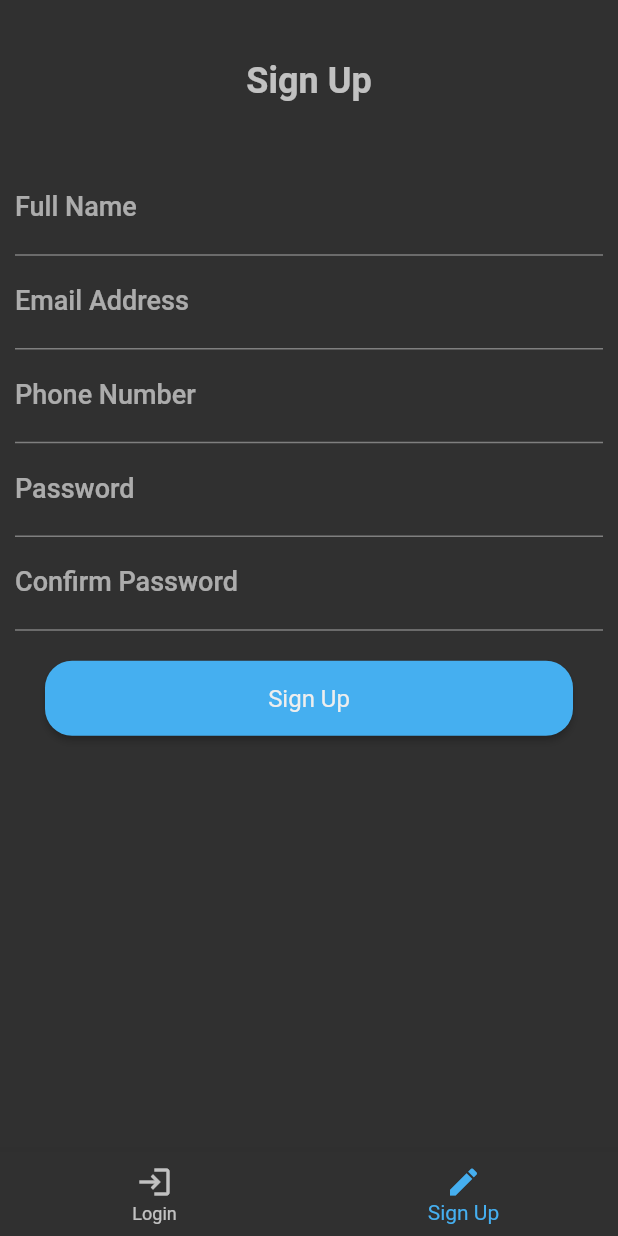
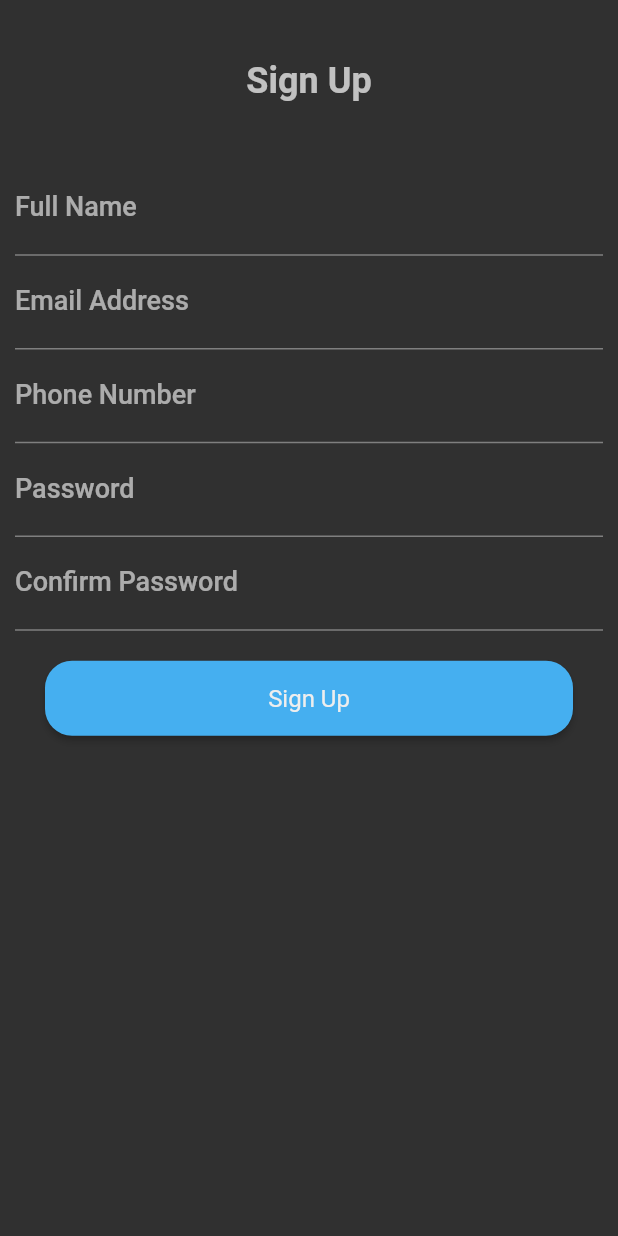
Before and after one commit to dominguez-aureax/aureax-app, a Flutter app: the SignUp screen opened by its route, on a phone screen of 412 x 824 dp. Run offline on Flutter 3.47's test engine with Material 2 defaults, Android fonts, the light colour scheme and no system bars; our stand-ins replace cloud_firestore, firebase_auth, firebase_core, firebase_dynamic_links, google_fonts; missing offline and left inert: sign_button; accounts and stored records are empty.

Commit message:
- #24: add navigation bars when authorized and not authorized

```diff
--- a/lib/screens/Panel.dart
+++ b/lib/screens/Panel.dart
@@ -1,4 +1,3 @@
-import 'package:aureax_app/widget/bottom_nav.dart';
 import 'package:flutter/gestures.dart';
 import 'package:flutter/material.dart';
 import 'package:provider/provider.dart';
@@ -104,7 +103,6 @@ class _PanelState extends State<Panel> {
                   ))
             ],
           )),
-      bottomNavigationBar: bottomNav(current: ROUTE_NAME),
     );
   }
 }
--- a/lib/screens/sign_up.dart
+++ b/lib/screens/sign_up.dart
@@ -4,7 +4,6 @@ import 'package:provider/provider.dart';
 import '../src/authentication.dart';
 
 import '../widget/button.dart';
-import '../widget/bottom_nav.dart';
 
 const ROUTE_NAME = '/signup';
 
@@ -203,7 +202,6 @@ class _SignUpState extends State<SignUp> {
                   ))
             ],
           )),
-      bottomNavigationBar: bottomNav(current: ROUTE_NAME),
     );
   }
 }
--- a/lib/widget/bottom_nav.dart
+++ /dev/null
@@ -1,43 +0,0 @@
-import 'package:flutter/material.dart';
-
-Widget bottomNav({
-  required String current,
-}) {
-  var authRoutes = ['/panel', '/jobs', '/campaign', '/settings'];
-  var nonAuthRoutes = ['/login', '/signup'];
-
-  Widget authNav(int index) {
-    return BottomNavigationBar(
-      currentIndex: index,
-      items: [
-        BottomNavigationBarItem(icon: Icon(Icons.home), label: 'Home'),
-        BottomNavigationBarItem(icon: Icon(Icons.paste), label: 'Jobs'),
-        BottomNavigationBarItem(icon: Icon(Icons.star), label: 'Active'),
-        BottomNavigationBarItem(icon: Icon(Icons.settings), label: 'Settings'),
-      ],
-    );
-  }
-
-  Widget nonAuthNav(int index) {
-    return BottomNavigationBar(
-      currentIndex: index,
-      items: [
-        BottomNavigationBarItem(icon: Icon(Icons.login), label: 'Login'),
-        BottomNavigationBarItem(icon: Icon(Icons.edit), label: 'Sign Up'),
-      ],
-    );
-  }
-
-  Widget getNav(String current) {
-    if (authRoutes.contains(current)) {
-      var index = authRoutes.indexOf(current);
-      return authNav(index);
-    } else if (nonAuthRoutes.contains(current)) {
-      var index = nonAuthRoutes.indexOf(current);
-      return nonAuthNav(index);
-    }
-    return nonAuthNav(0);
-  }
-
-  return getNav(current);
-}
```
Also changed, not shown: lib/screens/Login.dart (+38 -20 lines), lib/widget/auth_nav.dart (added, +56 -0 lines), lib/widget/login_nav.dart (added, +49 -0 lines).
